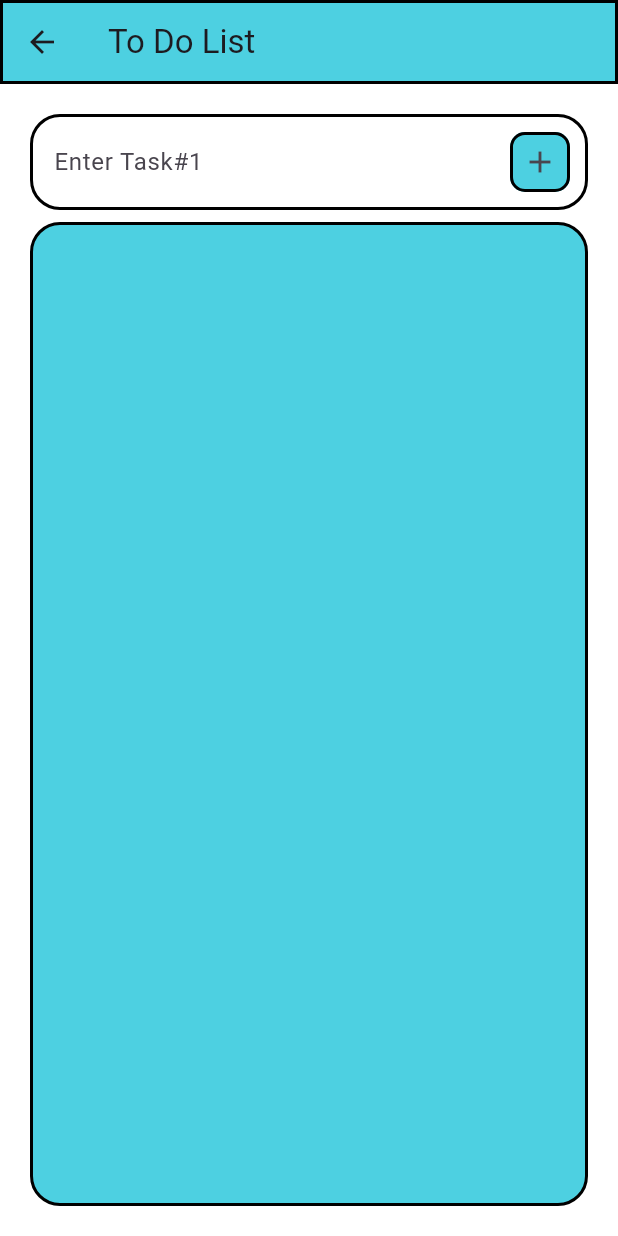
After one commit to IzenAbbas/Flutter-acme, a Flutter app: the Week3HomePage screen opened directly, after a tap on "To D List", on a phone screen of 412 x 824 dp. The commit adds this screen. Run offline on Flutter 3.47's test engine with Material 3 defaults, Android fonts, the phone set to English and light mode, and no system bars.

Commit message:
Add To Do List feature and update UI for Week 3 tasks

```diff
--- a/acme-tasks/lib/main.dart
+++ b/acme-tasks/lib/main.dart
@@ -105,7 +105,9 @@ class _MyHomePageState extends State<MyHomePage> {
                   side: BorderSide(width: 2),
                   backgroundColor: Colors.cyan[50],
                 ),
-                child: Text('Week3-Tasks: (Non Functional WA Clone)'),
+                child: Text(
+                  'Week3-Tasks: (1-Non Functional WA Clone, 2-To Do List)',
+                ),
               ),
             ),
           ),
--- /dev/null
+++ b/acme-tasks/lib/week3/to_do_list.dart
@@ -0,0 +1,136 @@
+import 'package:flutter/material.dart';
+
+class ToDoList extends StatefulWidget {
+  const ToDoList({super.key});
+
+  @override
+  State<ToDoList> createState() => _ToDoListState();
+}
+
+class _ToDoListState extends State<ToDoList> {
+  int taskIndex = 0;
+  List<String> tasks = [];
+  TextEditingController ctrl = TextEditingController();
+
+  @override
+  void dispose() {
+    ctrl.dispose();
+    super.dispose();
+  }
+
+  @override
+  Widget build(BuildContext context) {
+    return Scaffold(
+      appBar: AppBar(
+        title: Text('To Do List'),
+        backgroundColor: Colors.cyan[300],
+        shape: RoundedRectangleBorder(side: BorderSide(width: 2)),
+      ),
+      body: Container(
+        decoration: BoxDecoration(
+          color: Colors.white,
+          border: BoxBorder.all(width: 20, color: Colors.white),
+        ),
+        child: Column(
+          children: [
+            TextField(
+              controller: ctrl,
+              decoration: InputDecoration(
+                labelText: 'Enter Task#${taskIndex + 1}',
+                hintText: 'Enter Task Details',
+                hintStyle: TextStyle(color: Colors.black),
+                suffixIcon: Padding(
+                  padding: const EdgeInsets.all(8.0),
+                  child: IconButton(
+                    onPressed: () {
+                      setState(() {
+                        if (ctrl.text != '') {
+                          taskIndex++;
+                          tasks.add(ctrl.text);
+                          ctrl.clear();
+                        }
+                      });
+                    },
+                    style: IconButton.styleFrom(
+                      backgroundColor: Colors.cyan[300],
+                      side: BorderSide(width: 2),
+                      shape: RoundedRectangleBorder(
+                        borderRadius: BorderRadius.all(Radius.circular(10)),
+                      ),
+                    ),
+                    icon: Icon(Icons.add),
+                  ),
+                ),
+                border: OutlineInputBorder(
+                  borderRadius: BorderRadius.circular(20),
+                ),
+                disabledBorder: OutlineInputBorder(
+                  borderRadius: BorderRadius.circular(20),
+                  borderSide: BorderSide(width: 2, color: Colors.black),
+                ),
+                enabledBorder: OutlineInputBorder(
+                  borderRadius: BorderRadius.circular(20),
+                  borderSide: BorderSide(width: 2, color: Colors.black),
+                ),
+                focusedBorder: OutlineInputBorder(
+                  borderRadius: BorderRadius.circular(20),
+                  borderSide: BorderSide(width: 2, color: Colors.black),
+                ),
+              ),
+            ),
+
+            Expanded(
+              child: Padding(
+                padding: const EdgeInsets.only(top: 8.0),
+                child: Container(
+                  decoration: BoxDecoration(
+                    borderRadius: BorderRadius.circular(20),
+                    border: BoxBorder.all(width: 2),
+                    color: Colors.cyan[300],
+                  ),
+
+                  child: ListView.builder(
+                    itemCount: tasks.length,
+                    itemBuilder: (context, index) {
+                      return Expanded(
+                        flex: 1,
+                        child: Container(
+                          decoration: BoxDecoration(
+                            color: Colors.green[50],
+                            borderRadius: BorderRadius.circular(20),
+                            border: BoxBorder.all(width: 3),
+                          ),
+                          margin: EdgeInsets.only(
+                            left: 8,
+                            right: 8,
+                            bottom: 0,
+                            top: 8,
+                          ),
+                          child: ListTile(
+                            title: Text('Task#${index + 1}: ${tasks[index]}'),
+                            trailing: IconButton(
+                              onPressed: () {
+                                setState(() {
+                                  taskIndex--;
+                                  tasks.removeAt(index);
+                                });
+                              },
+                              icon: Icon(Icons.delete),
+                            ),
+                            shape: RoundedRectangleBorder(
+                              borderRadius: BorderRadius.circular(20),
+                            ),
+                          ),
+                        ),
+                      );
+                    },
+                  ),
+                ),
+              ),
+            ),
+          ],
+        ),
+      ),
+    );
+  }
+}
--- a/acme-tasks/lib/week3/week3_home_page.dart
+++ b/acme-tasks/lib/week3/week3_home_page.dart
@@ -1,4 +1,5 @@
 import 'package:flutter/material.dart';
+import 'package:week1_tasks/week3/to_do_list.dart';
 import 'package:week1_tasks/week3/whatsapp_clone.dart';
 
 class Week3HomePage extends StatefulWidget {
@@ -45,6 +46,22 @@ class _Week3HomePageState extends State<Week3HomePage> {
                 child: Text('Whatsapp Clone'),
               ),
             ),
+            Padding(
+              padding: const EdgeInsets.only(top: 15.0),
+              child: ElevatedButton(
+                onPressed: () {
+                  Navigator.push(
+                    context,
+                    MaterialPageRoute(builder: (builder) => ToDoList()),
+                  );
+                },
+                style: ElevatedButton.styleFrom(
+                  backgroundColor: Colors.cyan[50],
+                  side: BorderSide(width: 2),
+                ),
+                child: Text('To D List'),
+              ),
+            ),
           ],
         ),
       ),
--- a/acme-tasks/lib/week3/whatsapp_clone.dart
+++ b/acme-tasks/lib/week3/whatsapp_clone.dart
@@ -198,7 +198,7 @@ class _WhatsappCloneState extends State<WhatsappClone> {
                       ? Image.asset('assets/images/WAC1.png')
                       : Image.asset('assets/images/WAC2.png'),
                   title: Text(
-                    'User ${(index + 1)}',
+                    'Contact ${(index + 1)}',
                     style: TextStyle(fontWeight: FontWeight.bold),
                   ),
                   subtitle: Text('Updated their status'),
```
